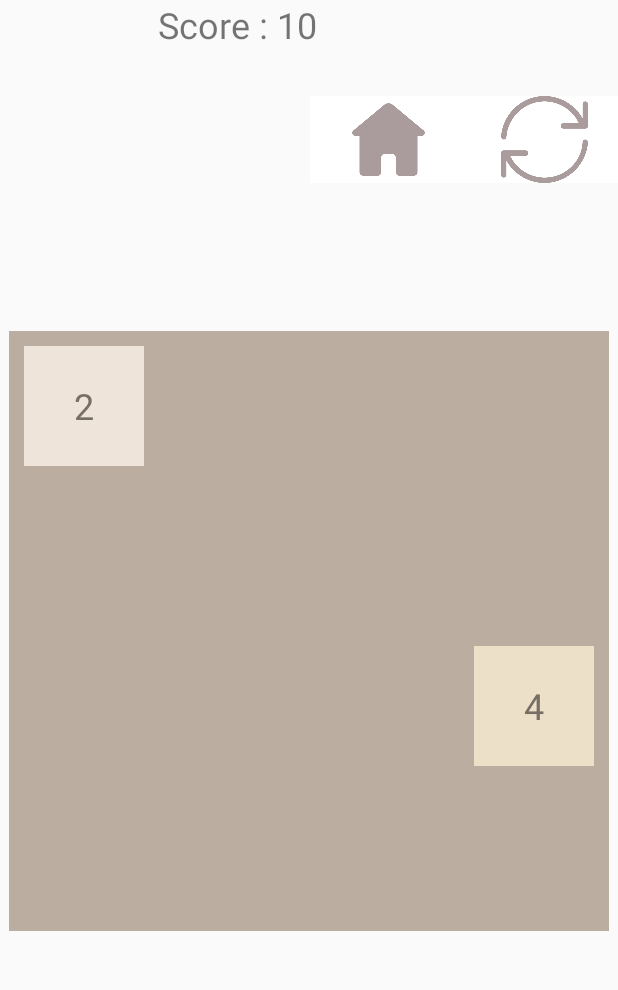
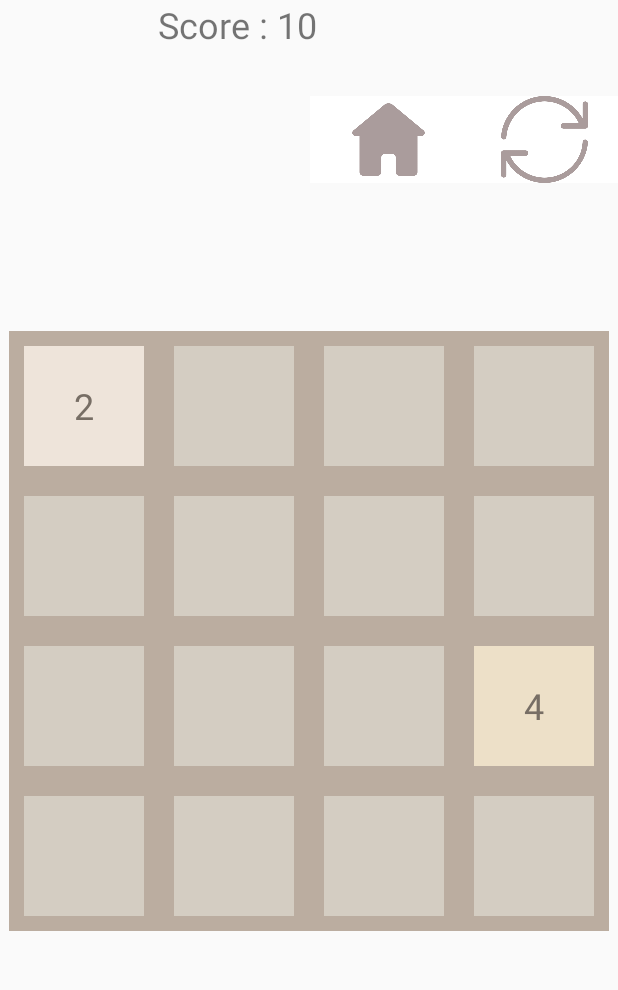
Before and after one commit to arthurdouillard85/2048, an Android app: the Jeux screen opened directly, with no data from a screen before it, on a phone screen of 412 x 824 dp, the part 182-1172 px from its top. Run offline under Robolectric (Android 15) with nearby library versions, the phone set to English and light mode, and no system bars.

Commit message:
modif des couleurs et simplifcation du code

```diff
--- a/app/src/main/java/com/example/a2048/Jeux.java
+++ b/app/src/main/java/com/example/a2048/Jeux.java
@@ -91,13 +91,13 @@ public class Jeux extends AppCompatActivity {
                 TextView textView = (TextView) binding.gridLayout.getChildAt(i * game.getSize() + j);
                 Tile tile = grid[i][j];
                 int valeur = tile.getValue();
-                if (tile.getValue() == 0) {
-                    textView.setText("");
-                    textView.setBackgroundColor(ContextCompat.getColor(this, R.color.color_board));
-                } else {
                     textView.setText(String.valueOf(tile.getValue()));
                     textView.setTextColor(ContextCompat.getColor(this, R.color.color_light_text));
                     switch (valeur){
+                        case 0:
+                            textView.setText("");
+                            textView.setBackgroundColor(ContextCompat.getColor(this, R.color.color_tile_0));
+                            break;
                         case 2:
                             textView.setTextColor(ContextCompat.getColor(this, R.color.color_text));
                             textView.setBackgroundColor(ContextCompat.getColor(this, R.color.color_tile_2));
@@ -136,9 +136,6 @@ public class Jeux extends AppCompatActivity {
                         default:
                             textView.setBackgroundColor(ContextCompat.getColor(this, R.color.red));
                             break;
-                    }
-
-
                 }
             }
         }
--- a/app/src/main/res/values/colors.xml
+++ b/app/src/main/res/values/colors.xml
@@ -2,7 +2,8 @@
 <resources>
     <color name="black">#FF000000</color>
     <color name="white">#FFFFFFFF</color>
-    <color name="color_tile_0">#BBBBBB</color> <!-- Couleur de la tuile "0" -->
+    <color name="red">#FF0000</color>
+    <color name="color_tile_0">#D4CDC2</color> <!-- Couleur de la tuile "0" -->
     <color name="color_tile_2">#EEE4DA</color> <!-- Couleur de la tuile "2" -->
     <color name="color_tile_4">#EDE0C8</color> <!-- Couleur de la tuile "4" -->
     <color name="color_tile_8">#F2B179</color> <!-- Couleur de la tuile "8" -->
```
